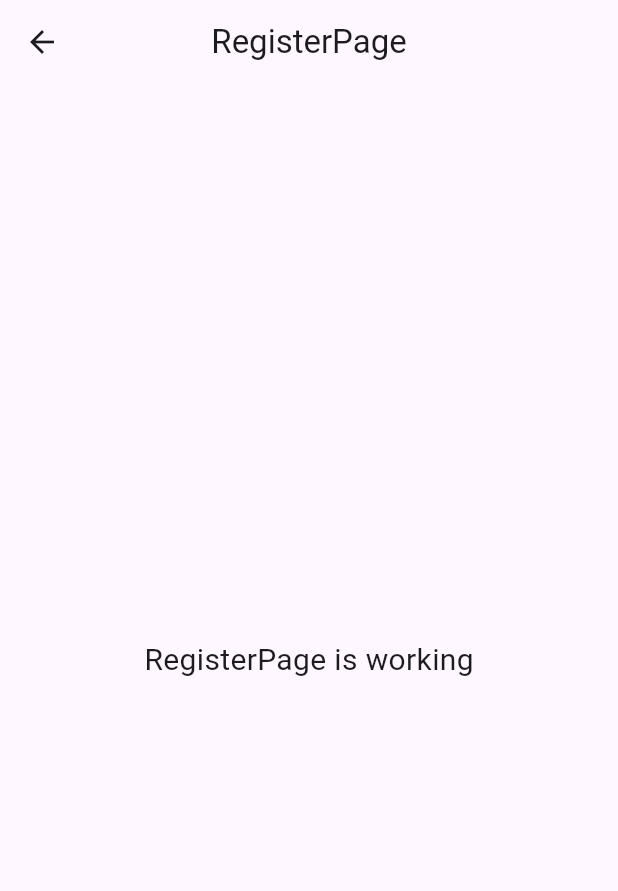
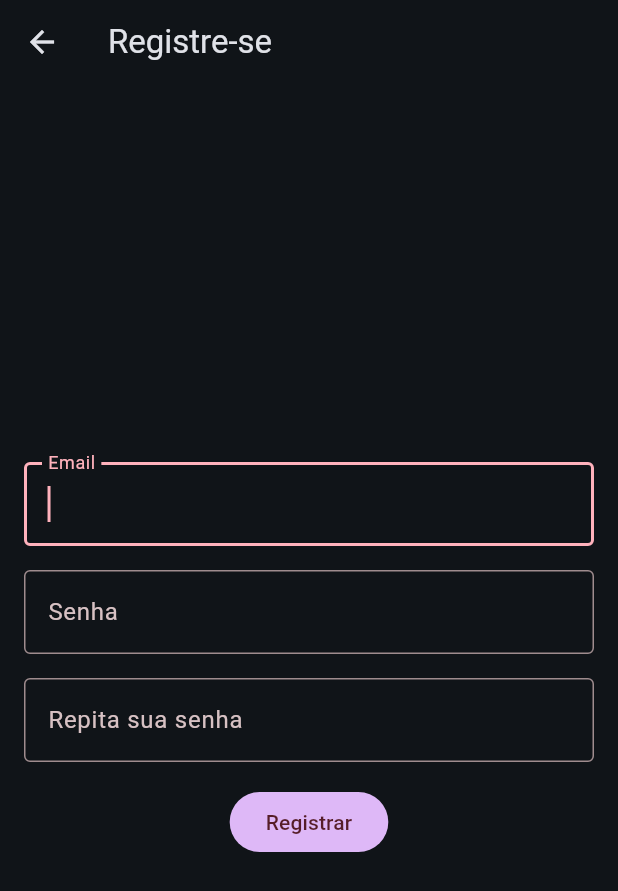
Before and after one commit to ProfessorAndersonChoren/appII_canoas_afternoon, a Flutter app: the RegisterPage screen opened by its route, on a phone screen of 412 x 824 dp. Shown: the top 891 px of the screen. Run offline on Flutter 3.47's test engine with Material 3 defaults, Android fonts, the phone set to English and light mode, and no system bars; our stand-ins replace email_validator, flutter_mobx, flutter_svg, mobx; generated files the repository leaves out were written again.

Commit message:
Projeto Login e senha - Comm validação

```diff
--- a/login_and_register/lib/main.dart
+++ b/login_and_register/lib/main.dart
@@ -1,6 +1,7 @@
 import 'package:flutter/material.dart';
 import 'package:login_and_register/screens/login/login_page.dart';
 import 'package:login_and_register/screens/register/register_page.dart';
+import 'theme.dart';
 
 void main() {
   runApp(const MainApp());
@@ -18,6 +19,8 @@ class MainApp extends StatelessWidget {
         '/register': (_) => RegisterPage(),
       },
       debugShowCheckedModeBanner: false,
+      darkTheme: MaterialTheme(Theme.of(context).textTheme).dark(),
+      themeMode: ThemeMode.dark, // Forçar o tema escuro
     );
   }
 }
--- a/login_and_register/lib/screens/login/login_page.dart
+++ b/login_and_register/lib/screens/login/login_page.dart
@@ -44,7 +44,9 @@ class LoginPage extends StatelessWidget {
               ),
               const SizedBox(height: 16),
               FilledButton(
-                onPressed: () {},
+                onPressed: () {
+                  Navigator.pushNamed(context, '/register');
+                },
                 child: const Text('Registre-se'),
               ),
             ],
--- a/login_and_register/lib/screens/register/register_page.dart
+++ b/login_and_register/lib/screens/register/register_page.dart
@@ -1,19 +1,95 @@
 import 'package:flutter/material.dart';
+import 'package:email_validator/email_validator.dart';
 
 class RegisterPage extends StatelessWidget {
-  const RegisterPage({super.key});
+  RegisterPage({super.key});
+
+  final _emailController = TextEditingController();
+  final _passwordController = TextEditingController();
+  final _repeatPasswordController = TextEditingController();
+  final _formKey = GlobalKey<FormState>();
 
   @override
   Widget build(BuildContext context) {
     return Scaffold(
       appBar: AppBar(
-        title: const Text('RegisterPage'),
-        centerTitle: true,
+        title: const Text('Registre-se'),
       ),
-      body: const Center(
-        child: Text(
-          'RegisterPage is working',
-          style: TextStyle(fontSize: 20),
+      body: Padding(
+        padding: EdgeInsets.all(16),
+        child: Form(
+          key: _formKey,
+          child: Column(
+            mainAxisAlignment: MainAxisAlignment.center,
+            children: [
+              TextFormField(
+                controller: _emailController,
+                validator: (value) {
+                  if (value == null || !EmailValidator.validate(value)) {
+                    return "Email inválido!!!";
+                  }
+                  return null; // É valido
+                },
+                decoration: InputDecoration(
+                  labelText: 'Email',
+                  border: const OutlineInputBorder(),
+                ),
+                autofocus: true,
+                keyboardType: TextInputType.emailAddress,
+                textInputAction: TextInputAction.next,
+              ),
+              const SizedBox(height: 16),
+              TextFormField(
+                controller: _passwordController,
+                validator: (value) {
+                  if (value == null || value.length < 8) {
+                    return "Senha inválida!!!";
+                  }
+                  return null;
+                },
+                decoration: InputDecoration(
+                  labelText: 'Senha',
+                  border: const OutlineInputBorder(),
+                ),
+                keyboardType: TextInputType.visiblePassword,
+                textInputAction: TextInputAction.next,
+                obscureText: true,
+              ),
+              const SizedBox(height: 16),
+              TextFormField(
+                controller: _repeatPasswordController,
+                validator: (value) {
+                  if (value == null || value.length < 8) {
+                    return "Senha inválida!!!";
+                  }
+                  if (_passwordController.text !=
+                      _repeatPasswordController.text) {
+                    return "As senha não coincidem!!!";
+                  }
+                  return null;
+                },
+                decoration: InputDecoration(
+                  labelText: 'Repita sua senha',
+                  border: const OutlineInputBorder(),
+                ),
+                keyboardType: TextInputType.visiblePassword,
+                textInputAction: TextInputAction.done,
+                obscureText: true,
+              ),
+              const SizedBox(height: 16),
+              FilledButton(
+                onPressed: () {
+                  if (_formKey.currentState!.validate()) {
+                    // TODO Salvar no banco
+                  }
+                },
+                child: Text('Registrar'),
+                style: FilledButton.styleFrom(
+                  backgroundColor: Theme.of(context).colorScheme.tertiary,
+                ),
+              ),
+            ],
+          ),
         ),
       ),
     );
--- a/login_and_register/pubspec.yaml
+++ b/login_and_register/pubspec.yaml
@@ -9,6 +9,7 @@ environment:
 dependencies:
   flutter:
     sdk: flutter
+  email_validator: ^3.0.0
 
 dev_dependencies:
   flutter_test:
```
Also changed, not shown: login_and_register/lib/theme.dart (added, +389 -0 lines), login_and_register/pubspec.lock.
